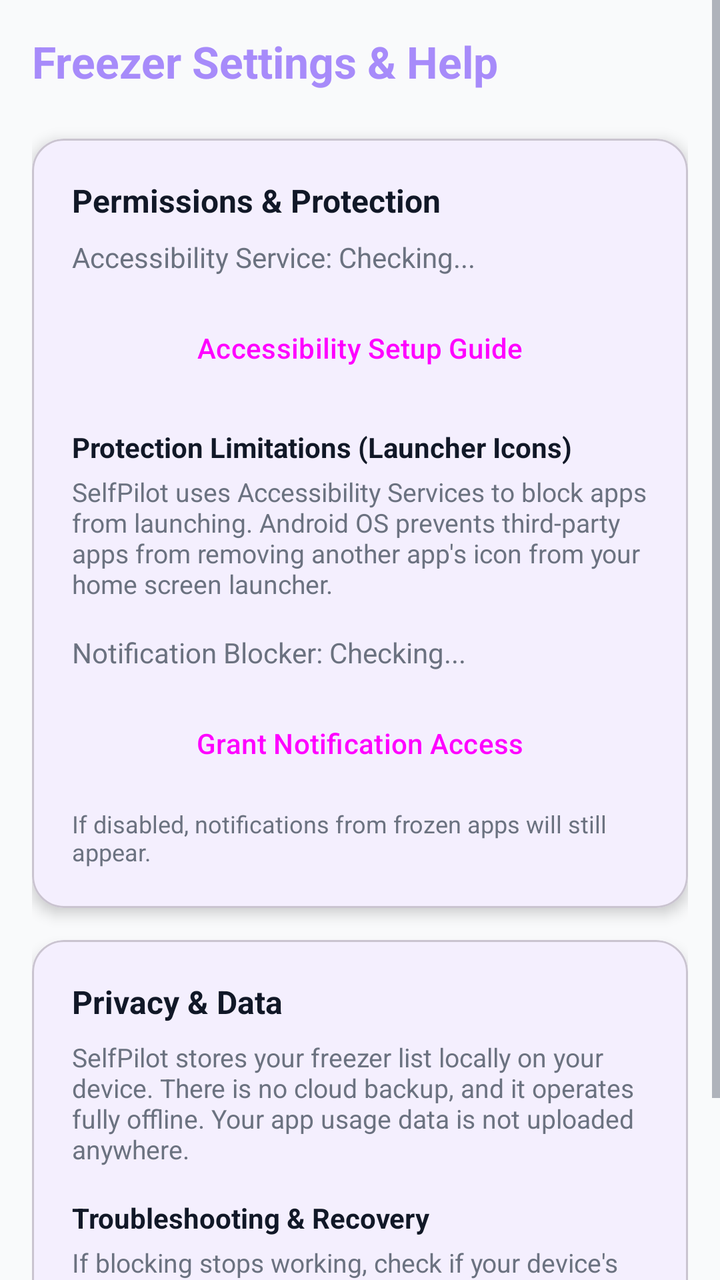
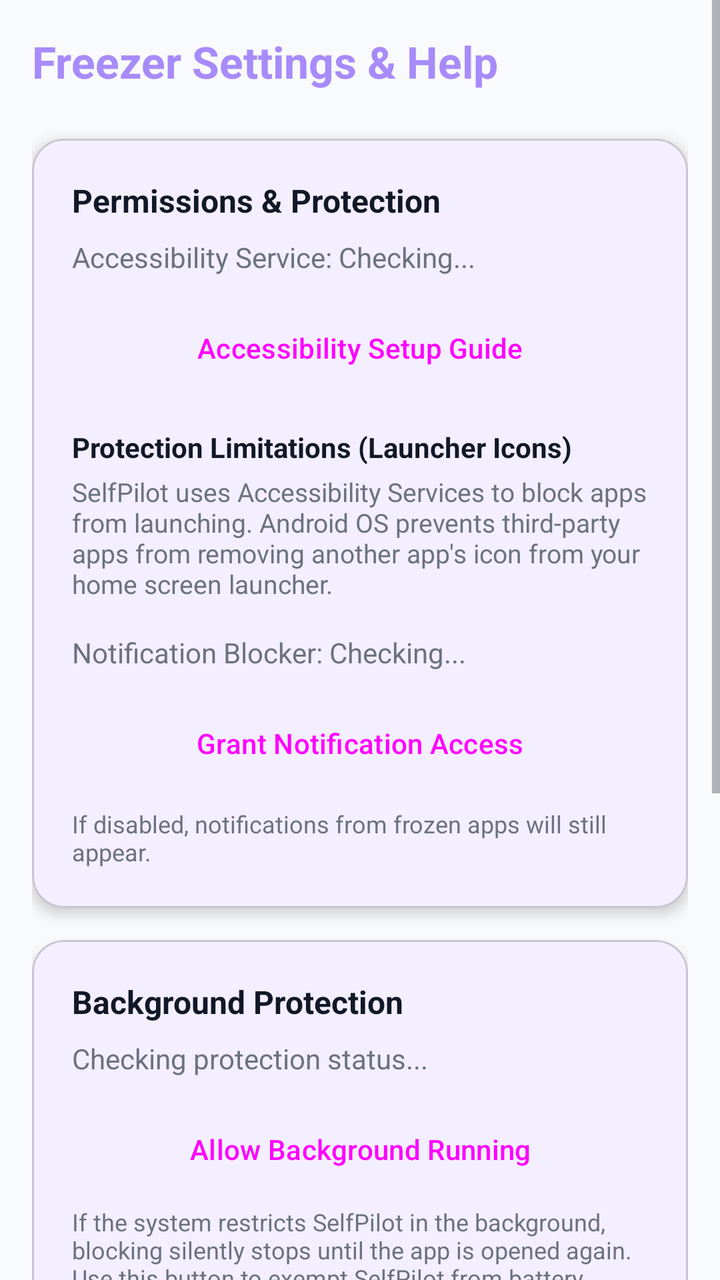

Two renders of the same Android screen: before a commit and after it. Below are the layout's source before the change and the commit's diff.
<!-- AndroidManifest.xml: application theme Theme.SelfPilot -->
<!-- res/layout/fragment_freezer_settings.xml -->
<?xml version="1.0" encoding="utf-8"?>
<ScrollView xmlns:android="http://schemas.android.com/apk/res/android"
    xmlns:app="http://schemas.android.com/apk/res-auto"
    android:layout_width="match_parent"
    android:layout_height="match_parent"
    android:background="@color/background_dark"
    android:fillViewport="true">

    <LinearLayout
        android:layout_width="match_parent"
        android:layout_height="wrap_content"
        android:orientation="vertical"
        android:padding="16dp">

        <TextView
            android:layout_width="wrap_content"
            android:layout_height="wrap_content"
            android:text="Freezer Settings &amp; Help"
            android:textColor="@color/purple_accent_light"
            android:textSize="22sp"
            android:textStyle="bold" />

        
        <com.google.android.material.card.MaterialCardView
            android:layout_width="match_parent"
            android:layout_height="wrap_content"
            android:layout_marginTop="24dp"
            app:cardBackgroundColor="@color/card_background"
            app:cardCornerRadius="16dp"
            app:cardElevation="4dp">

            <LinearLayout
                android:layout_width="match_parent"
                android:layout_height="wrap_content"
                android:orientation="vertical"
                android:padding="20dp">

                <TextView
                    android:layout_width="wrap_content"
                    android:layout_height="wrap_content"
                    android:text="Permissions &amp; Protection"
                    android:textColor="@color/text_primary"
                    android:textSize="16sp"
                    android:textStyle="bold" />

                <TextView
                    android:id="@+id/tvSettingsAccessStatus"
                    android:layout_width="wrap_content"
                    android:layout_height="wrap_content"
                    android:layout_marginTop="8dp"
                    android:text="Accessibility Service: Checking..."
                    android:textColor="@color/text_secondary"
                    android:textSize="14sp" />

                <Button
                    android:id="@+id/btnSettingsSetup"
                    style="@style/Widget.Material3.Button.TonalButton"
                    android:layout_width="match_parent"
                    android:layout_height="wrap_content"
                    android:layout_marginTop="12dp"
                    android:text="Accessibility Setup Guide" />

                <TextView
                    android:layout_width="wrap_content"
                    android:layout_height="wrap_content"
                    android:layout_marginTop="16dp"
                    android:text="Protection Limitations (Launcher Icons)"
                    android:textColor="@color/text_primary"
                    android:textSize="14sp"
                    android:textStyle="bold" />

                <TextView
                    android:layout_width="wrap_content"
                    android:layout_height="wrap_content"
                    android:layout_marginTop="4dp"
                    android:text="SelfPilot uses Accessibility Services to block apps from launching. Android OS prevents third-party apps from removing another app's icon from your home screen launcher."
                    android:textColor="@color/text_secondary"
                    android:textSize="13sp" />

                <TextView
                    android:id="@+id/tvSettingsNotificationStatus"
                    android:layout_width="wrap_content"
                    android:layout_height="wrap_content"
                    android:layout_marginTop="16dp"
                    android:text="Notification Blocker: Checking..."
                    android:textColor="@color/text_secondary"
                    android:textSize="14sp" />

                <Button
                    android:id="@+id/btnNotificationSetup"
                    style="@style/Widget.Material3.Button.TonalButton"
                    android:layout_width="match_parent"
                    android:layout_height="wrap_content"
                    android:layout_marginTop="12dp"
                    android:text="Grant Notification Access" />

                <TextView
                    android:layout_width="wrap_content"
                    android:layout_height="wrap_content"
                    android:layout_marginTop="8dp"
                    android:text="If disabled, notifications from frozen apps will still appear."
                    android:textColor="@color/text_secondary"
                    android:textSize="12sp" />
            </LinearLayout>
        </com.google.android.material.card.MaterialCardView>

        
        <com.google.android.material.card.MaterialCardView
            android:layout_width="match_parent"
            android:layout_height="wrap_content"
            android:layout_marginTop="16dp"
            android:layout_marginBottom="24dp"
            app:cardBackgroundColor="@color/card_background"
            app:cardCornerRadius="16dp"
            app:cardElevation="4dp">

            <LinearLayout
                android:layout_width="match_parent"
                android:layout_height="wrap_content"
                android:orientation="vertical"
                android:padding="20dp">

                <TextView
                    android:layout_width="wrap_content"
                    android:layout_height="wrap_content"
                    android:text="Privacy &amp; Data"
                    android:textColor="@color/text_primary"
                    android:textSize="16sp"
                    android:textStyle="bold" />

                <TextView
                    android:layout_width="wrap_content"
                    android:layout_height="wrap_content"
                    android:layout_marginTop="8dp"
                    android:text="SelfPilot stores your freezer list locally on your device. There is no cloud backup, and it operates fully offline. Your app usage data is not uploaded anywhere."
                    android:textColor="@color/text_secondary"
                    android:textSize="13sp" />

                <TextView
                    android:layout_width="wrap_content"
                    android:layout_height="wrap_content"
                    android:layout_marginTop="16dp"
                    android:text="Troubleshooting &amp; Recovery"
                    android:textColor="@color/text_primary"
                    android:textSize="14sp"
                    android:textStyle="bold" />

                <TextView
                    android:layout_width="wrap_content"
                    android:layout_height="wrap_content"
                    android:layout_marginTop="4dp"
                    android:text="If blocking stops working, check if your device's battery optimization disabled the Accessibility Service. Re-enable it via the button above to restore protection."
                    android:textColor="@color/text_secondary"
                    android:textSize="13sp" />
            </LinearLayout>
        </com.google.android.material.card.MaterialCardView>

    </LinearLayout>
</ScrollView>
<!-- resources referenced by this layout -->
<resources>
  <color name="background_dark">#F9FAFB</color>
  <color name="card_background">#FFFFFF</color>
  <color name="purple_accent_light">#A78BFA</color>
  <color name="text_primary">#111827</color>
  <color name="text_secondary">#6B7280</color>
  <style name="Theme.SelfPilot" parent="Base.Theme.SelfPilot" />
  <style name="Base.Theme.SelfPilot" parent="Theme.Material3.DayNight.NoActionBar">
          
          <item name="colorPrimary">@color/purple_accent</item>
          <item name="colorPrimaryVariant">@color/electric_blue</item>
          <item name="colorOnPrimary">@color/white</item>
          <item name="colorSecondary">@color/electric_blue</item>
          <item name="colorSecondaryVariant">@color/purple_accent_light</item>
          <item name="colorOnSecondary">@color/white</item>
          <item name="android:colorBackground">@color/background_dark</item>
          <item name="colorSurface">@color/card_background</item>
          <item name="colorOnSurface">@color/text_primary</item>
          <item name="android:textColorPrimary">@color/text_primary</item>
          <item name="android:textColorSecondary">@color/text_secondary</item>
          <item name="android:statusBarColor">@color/background_dark</item>
          <item name="android:navigationBarColor">@color/background_dark</item>
      </style>
  <color name="purple_accent">#8B5CF6</color>
  <color name="electric_blue">#3B82F6</color>
  <color name="white">#FFFFFFFF</color>
</resources>

<!-- the commit's change to res/layout/fragment_freezer_settings.xml (unified diff, before → after) -->
@@ -109,7 +109,6 @@
             android:layout_width="match_parent"
             android:layout_height="wrap_content"
             android:layout_marginTop="16dp"
-            android:layout_marginBottom="24dp"
             app:cardBackgroundColor="@color/card_background"
             app:cardCornerRadius="16dp"
             app:cardElevation="4dp">
@@ -123,6 +122,65 @@
                 <TextView
                     android:layout_width="wrap_content"
                     android:layout_height="wrap_content"
+                    android:text="Background Protection"
+                    android:textColor="@color/text_primary"
+                    android:textSize="16sp"
+                    android:textStyle="bold" />
+
+                <TextView
+                    android:id="@+id/tvProtectionHealth"
+                    android:layout_width="match_parent"
+                    android:layout_height="wrap_content"
+                    android:layout_marginTop="8dp"
+                    android:text="Checking protection status..."
+                    android:textColor="@color/text_secondary"
+                    android:textSize="14sp" />
+
+                <Button
+                    android:id="@+id/btnBatteryOptimization"
+                    style="@style/Widget.Material3.Button.TonalButton"
+                    android:layout_width="match_parent"
+                    android:layout_height="wrap_content"
+                    android:layout_marginTop="12dp"
+                    android:text="Allow Background Running" />
+
+                <TextView
+                    android:layout_width="wrap_content"
+                    android:layout_height="wrap_content"
+                    android:layout_marginTop="4dp"
+                    android:text="If the system restricts SelfPilot in the background, blocking silently stops until the app is opened again. Use this button to exempt SelfPilot from battery optimization."
+                    android:textColor="@color/text_secondary"
+                    android:textSize="12sp" />
+
+                <Button
+                    android:id="@+id/btnRestartProtection"
+                    style="@style/Widget.Material3.Button.TonalButton"
+                    android:layout_width="match_parent"
+                    android:layout_height="wrap_content"
+                    android:layout_marginTop="12dp"
+                    android:text="Restart Protection Service" />
+            </LinearLayout>
+        </com.google.android.material.card.MaterialCardView>
+
+        
+        <com.google.android.material.card.MaterialCardView
+            android:layout_width="match_parent"
+            android:layout_height="wrap_content"
+            android:layout_marginTop="16dp"
+            android:layout_marginBottom="24dp"
+            app:cardBackgroundColor="@color/card_background"
+            app:cardCornerRadius="16dp"
+            app:cardElevation="4dp">
+
+            <LinearLayout
+                android:layout_width="match_parent"
+                android:layout_height="wrap_content"
+                android:orientation="vertical"
+                android:padding="20dp">
+
+                <TextView
+                    android:layout_width="wrap_content"
+                    android:layout_height="wrap_content"
                     android:text="Privacy &amp; Data"
                     android:textColor="@color/text_primary"
                     android:textSize="16sp"
